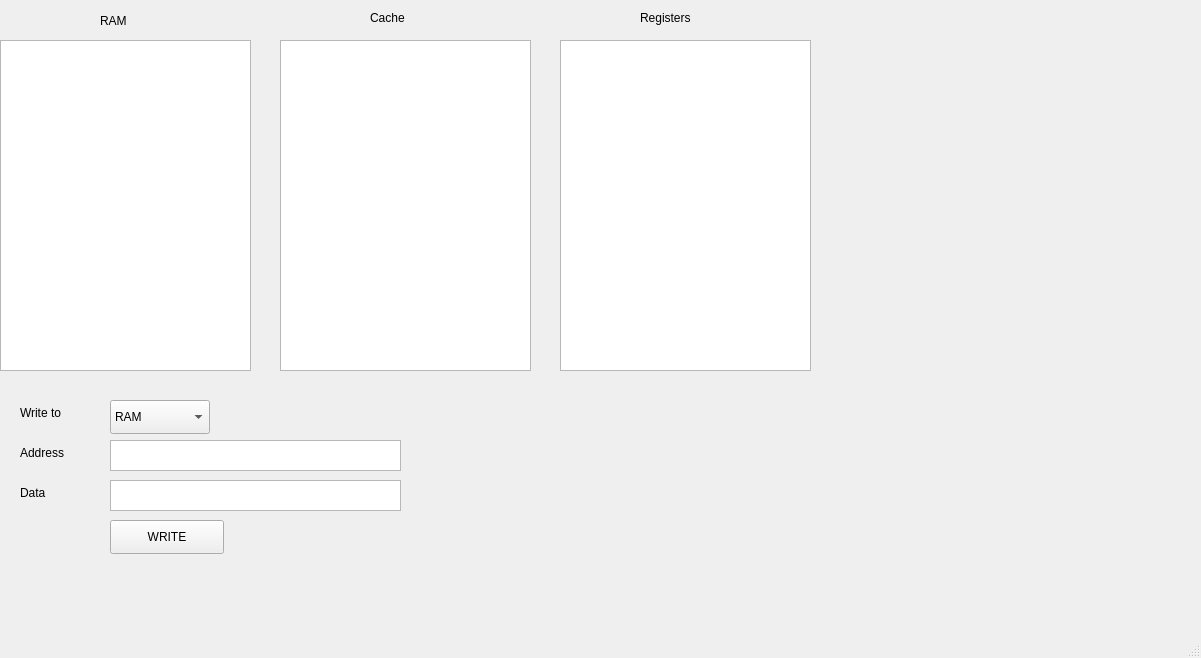
Before: the Qt Designer form mainwindow.ui in tbourgoin1/535-SAGA-ISA, drawn with Qt 5.
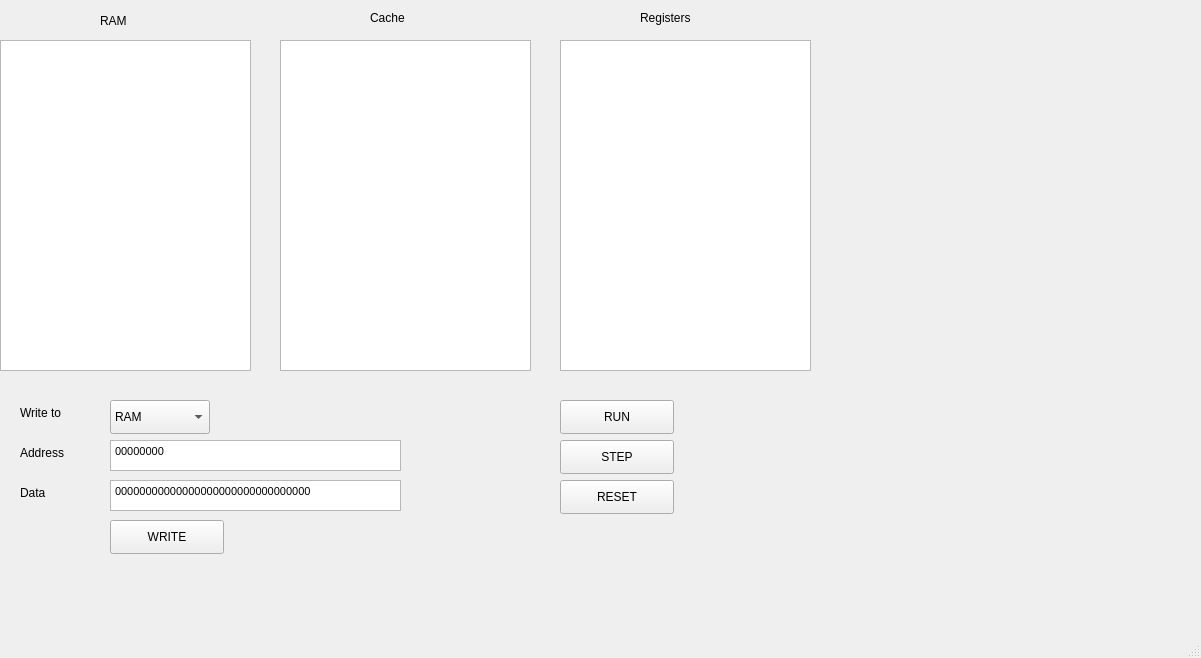
After: the same form once the commit is applied.

```diff
--- a/mainwindow.ui
+++ b/mainwindow.ui
@@ -92,6 +92,13 @@
       <height>31</height>
      </rect>
     </property>
+    <property name="html">
+     <string>&lt;!DOCTYPE HTML PUBLIC &quot;-//W3C//DTD HTML 4.0//EN&quot; &quot;http://www.w3.org/TR/REC-html40/strict.dtd&quot;&gt;
+&lt;html&gt;&lt;head&gt;&lt;meta name=&quot;qrichtext&quot; content=&quot;1&quot; /&gt;&lt;style type=&quot;text/css&quot;&gt;
+p, li { white-space: pre-wrap; }
+&lt;/style&gt;&lt;/head&gt;&lt;body style=&quot; font-family:'MS Shell Dlg 2'; font-size:7.875pt; font-weight:400; font-style:normal;&quot;&gt;
+&lt;p style=&quot; margin-top:0px; margin-bottom:0px; margin-left:0px; margin-right:0px; -qt-block-indent:0; text-indent:0px;&quot;&gt;00000000000000000000000000000000&lt;/p&gt;&lt;/body&gt;&lt;/html&gt;</string>
+    </property>
    </widget>
    <widget class="QLabel" name="label_4">
     <property name="geometry">
@@ -153,6 +160,13 @@
       <height>31</height>
      </rect>
     </property>
+    <property name="html">
+     <string>&lt;!DOCTYPE HTML PUBLIC &quot;-//W3C//DTD HTML 4.0//EN&quot; &quot;http://www.w3.org/TR/REC-html40/strict.dtd&quot;&gt;
+&lt;html&gt;&lt;head&gt;&lt;meta name=&quot;qrichtext&quot; content=&quot;1&quot; /&gt;&lt;style type=&quot;text/css&quot;&gt;
+p, li { white-space: pre-wrap; }
+&lt;/style&gt;&lt;/head&gt;&lt;body style=&quot; font-family:'MS Shell Dlg 2'; font-size:7.875pt; font-weight:400; font-style:normal;&quot;&gt;
+&lt;p style=&quot; margin-top:0px; margin-bottom:0px; margin-left:0px; margin-right:0px; -qt-block-indent:0; text-indent:0px;&quot;&gt;00000000&lt;/p&gt;&lt;/body&gt;&lt;/html&gt;</string>
+    </property>
    </widget>
    <widget class="QLabel" name="label_6">
     <property name="geometry">
@@ -180,6 +194,45 @@
      <string>WRITE</string>
     </property>
    </widget>
+   <widget class="QPushButton" name="run_button">
+    <property name="geometry">
+     <rect>
+      <x>560</x>
+      <y>400</y>
+      <width>114</width>
+      <height>34</height>
+     </rect>
+    </property>
+    <property name="text">
+     <string>RUN</string>
+    </property>
+   </widget>
+   <widget class="QPushButton" name="step_button">
+    <property name="geometry">
+     <rect>
+      <x>560</x>
+      <y>440</y>
+      <width>114</width>
+      <height>34</height>
+     </rect>
+    </property>
+    <property name="text">
+     <string>STEP</string>
+    </property>
+   </widget>
+   <widget class="QPushButton" name="reset_button">
+    <property name="geometry">
+     <rect>
+      <x>560</x>
+      <y>480</y>
+      <width>114</width>
+      <height>34</height>
+     </rect>
+    </property>
+    <property name="text">
+     <string>RESET</string>
+    </property>
+   </widget>
   </widget>
   <widget class="QMenuBar" name="menubar">
    <property name="geometry">
```
Left out of the diff: 14 changed lines with no effect on the pictures.
